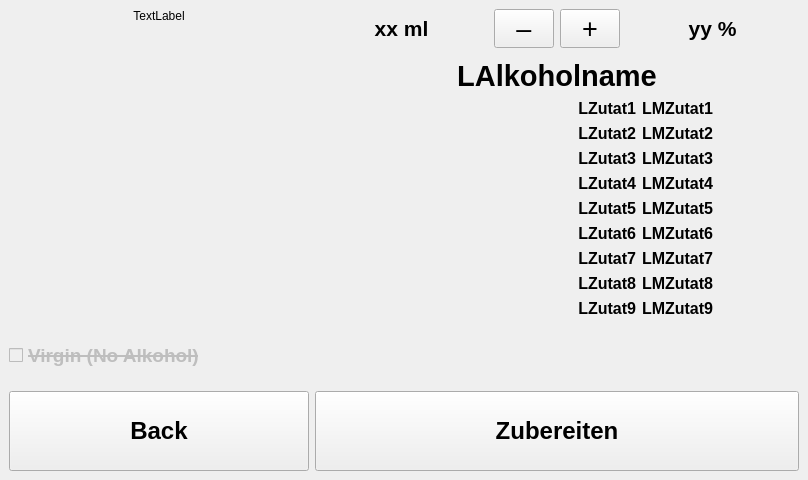
Old version of the form src/ui_elements/cocktail_selection.ui in the repository AndreWohnsland/CocktailBerry.
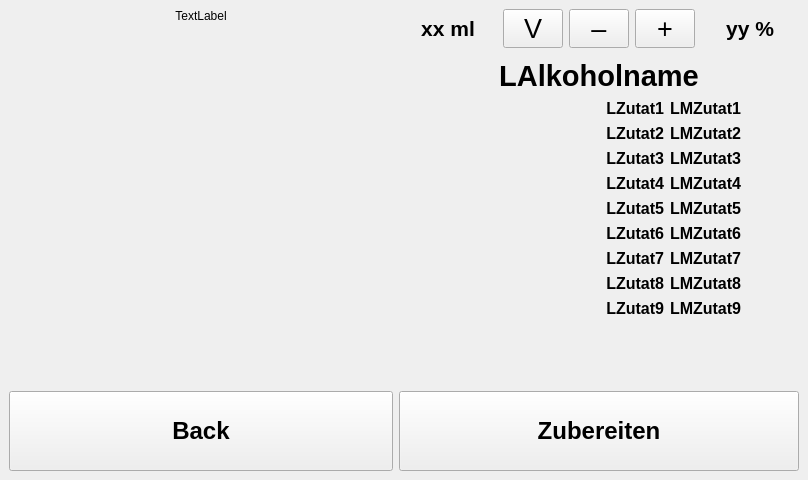
New version of the form.

Commit message: Hide virgin and alcohol option in case of single ingredient

The edit to the form file:
```diff
--- a/src/ui_elements/cocktail_selection.ui
+++ b/src/ui_elements/cocktail_selection.ui
@@ -460,6 +460,37 @@
          </item>
          <item>
           <layout class="QHBoxLayout" name="horizontalLayout_6">
+           <item>
+            <widget class="QPushButton" name="virgin_toggle">
+             <property name="minimumSize">
+              <size>
+               <width>30</width>
+               <height>30</height>
+              </size>
+             </property>
+             <property name="maximumSize">
+              <size>
+               <width>60</width>
+               <height>60</height>
+              </size>
+             </property>
+             <property name="font">
+              <font>
+               <pointsize>20</pointsize>
+               <bold>false</bold>
+              </font>
+             </property>
+             <property name="text">
+              <string>V</string>
+             </property>
+             <property name="checkable">
+              <bool>true</bool>
+             </property>
+             <property name="cssClass" stdset="0">
+              <string>bold btn-inverted round-sm</string>
+             </property>
+            </widget>
+           </item>
            <item>
             <widget class="QPushButton" name="decrease_alcohol">
              <property name="minimumSize">
@@ -709,48 +740,6 @@
        </property>
       </widget>
      </item>
-     <item row="2" column="0">
-      <layout class="QHBoxLayout" name="horizontalLayout">
-       <item>
-        <widget class="QCheckBox" name="virgin_checkbox">
-         <property name="enabled">
-          <bool>false</bool>
-         </property>
-         <property name="maximumSize">
-          <size>
-           <width>300</width>
-           <height>60</height>
-          </size>
-         </property>
-         <property name="font">
-          <font>
-           <pointsize>14</pointsize>
-           <bold>true</bold>
-           <strikeout>true</strikeout>
-          </font>
-         </property>
-         <property name="layoutDirection">
-          <enum>Qt::LeftToRight</enum>
-         </property>
-         <property name="text">
-          <string>Virgin (No Alkohol)</string>
-         </property>
-         <property name="iconSize">
-          <size>
-           <width>50</width>
-           <height>50</height>
-          </size>
-         </property>
-         <property name="tristate">
-          <bool>false</bool>
-         </property>
-         <property name="cssClass" stdset="0">
-          <string>bold</string>
-         </property>
-        </widget>
-       </item>
-      </layout>
-     </item>
      <item row="1" column="0">
       <layout class="QVBoxLayout" name="verticalLayout_3">
        <item>
```
The commit also changes 17 other files.
